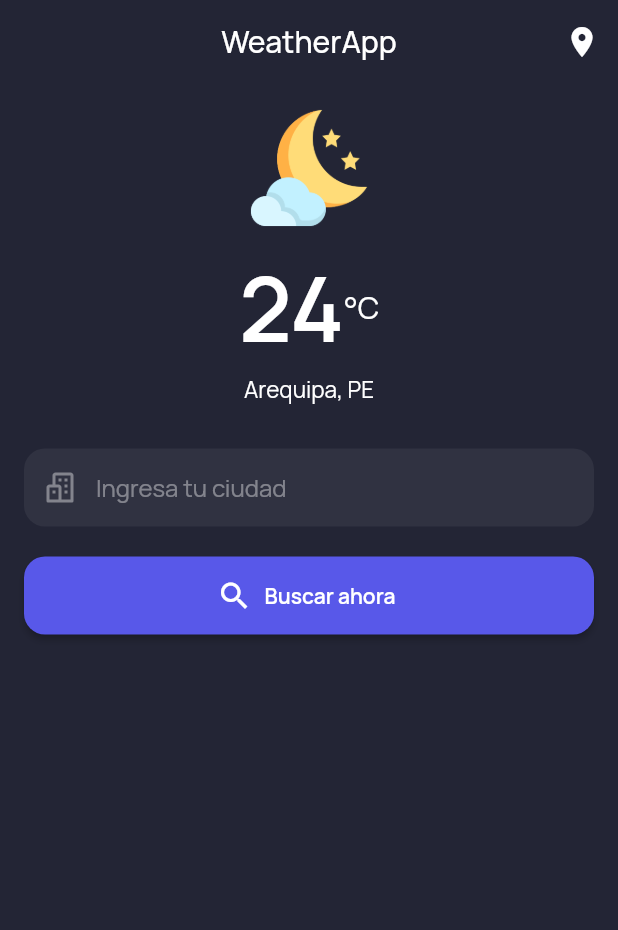
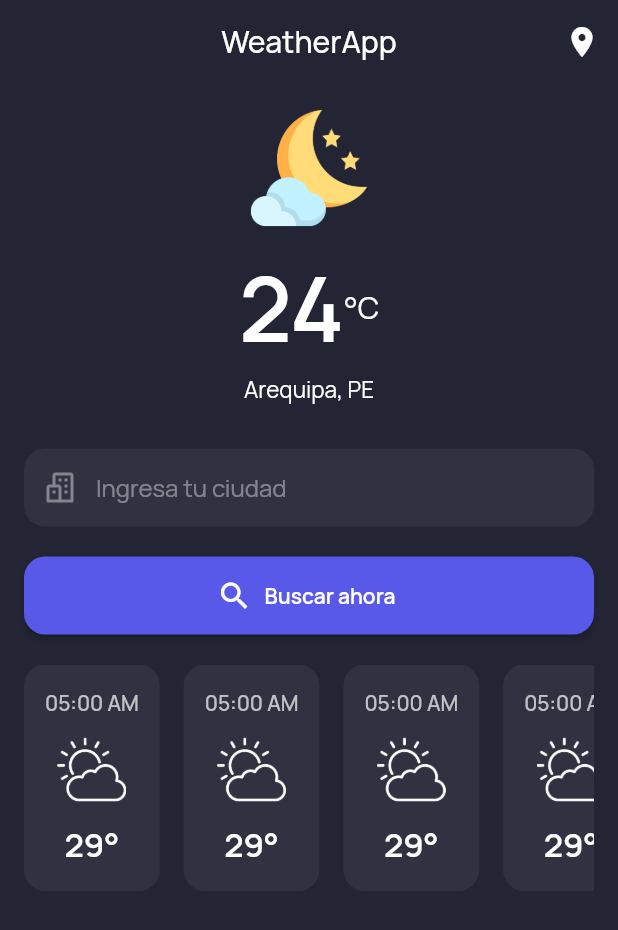
Before and after one commit to ehbarrionuevo/flutter_codigo_weatherapp, a Flutter app: the screen it shows after launch, on a phone screen of 412 x 824 dp. Shown: the top 930 px of the screen. Run offline on Flutter 3.47's test engine with Material 2 defaults, Android fonts, the phone set to English and light mode, and no system bars; our stand-ins replace flutter_svg, google_fonts.

Commit message:
Item Forecast

```diff
--- a/lib/pages/home_page.dart
+++ b/lib/pages/home_page.dart
@@ -1,6 +1,7 @@
 import 'package:flutter/material.dart';
 import 'package:flutter_codigo_weather/ui/general/colors.dart';
 import 'package:flutter_codigo_weather/ui/widgets/general_widgets.dart';
+import 'package:flutter_codigo_weather/ui/widgets/item_forecast_widget.dart';
 import 'package:flutter_svg/flutter_svg.dart';
 
 class HomePage extends StatefulWidget {
@@ -131,6 +132,21 @@ class _HomePageState extends State<HomePage> {
                   ),
                 ),
               ),
+              divider20,
+              SingleChildScrollView(
+                scrollDirection: Axis.horizontal,
+                physics: const BouncingScrollPhysics(),
+                child: Row(
+                  children: [
+                    ItemForecastWidget(),
+                    ItemForecastWidget(),
+                    ItemForecastWidget(),
+                    ItemForecastWidget(),
+                    ItemForecastWidget(),
+                    ItemForecastWidget(),
+                  ],
+                ),
+              ),
             ],
           ),
         ),
--- /dev/null
+++ b/lib/ui/widgets/item_forecast_widget.dart
@@ -0,0 +1,46 @@
+
+
+import 'package:flutter/material.dart';
+import 'package:flutter_codigo_weather/ui/widgets/general_widgets.dart';
+
+class ItemForecastWidget extends StatelessWidget {
+  const ItemForecastWidget({Key? key}) : super(key: key);
+
+  @override
+  Widget build(BuildContext context) {
+    return Container(
+      margin: const EdgeInsets.only(right: 16.0),
+      padding: const EdgeInsets.symmetric(vertical: 16.0, horizontal: 14.0),
+      decoration: BoxDecoration(
+        color: Colors.white.withOpacity(0.06),
+        borderRadius: BorderRadius.circular(14.0),
+      ),
+      child: Column(
+        children: [
+          Text(
+            "05:00 AM",
+            style: TextStyle(
+              color: Colors.white.withOpacity(0.7),
+              fontWeight: FontWeight.w500,
+            ),
+          ),
+          divider12,
+          Image.asset(
+            'assets/images/clear-sky.png',
+            color: Colors.white,
+            height: 46.0,
+          ),
+          divider12,
+          Text(
+            "29°",
+            style: TextStyle(
+                color: Colors.white.withOpacity(1),
+                fontWeight: FontWeight.w600,
+                fontSize: 22.0
+            ),
+          ),
+        ],
+      ),
+    );
+  }
+}
```
Also changed, not shown: assets/images/clear-sky.png (added).
